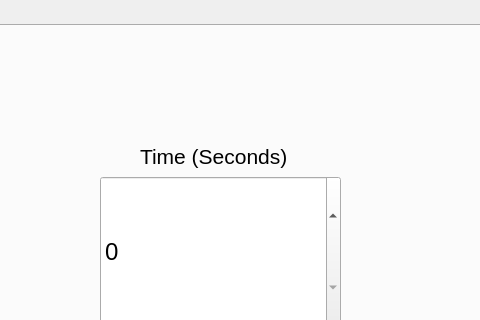
Qt form mainwindow.ui (arazia/Locked-In) before a commit; both pictures show x 262 to 742 and y 0 to 320 of the 930 by 608 pixel window.
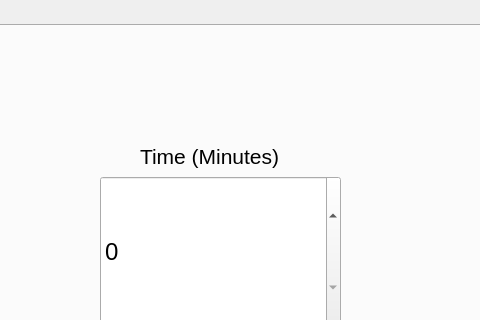
The same form after that commit. Icons and pictures are not drawn. Custom widgets are drawn as their Qt base class.

What changed in the file:
```diff
--- a/mainwindow.ui
+++ b/mainwindow.ui
@@ -255,7 +255,7 @@
        </font>
       </property>
       <property name="text">
-       <string>Time (Seconds)</string>
+       <string>Time (Minutes)</string>
       </property>
      </widget>
      <widget class="QLabel" name="label_4">
```
Left out of the diff: 3 changed lines with no effect on the pictures.
